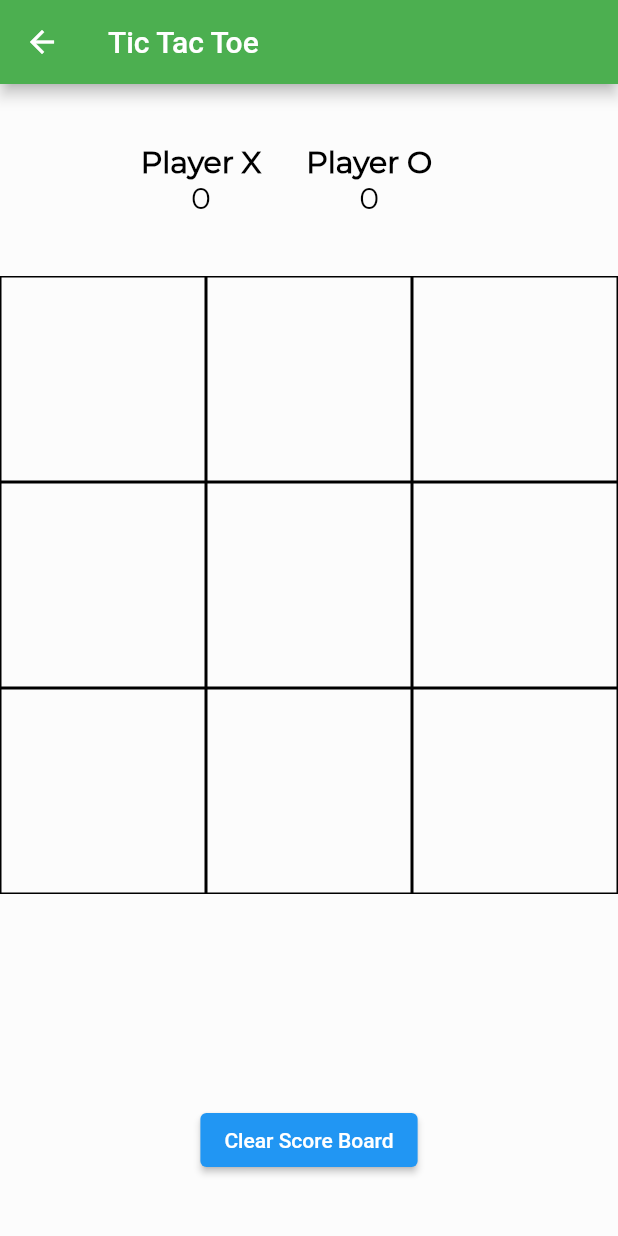
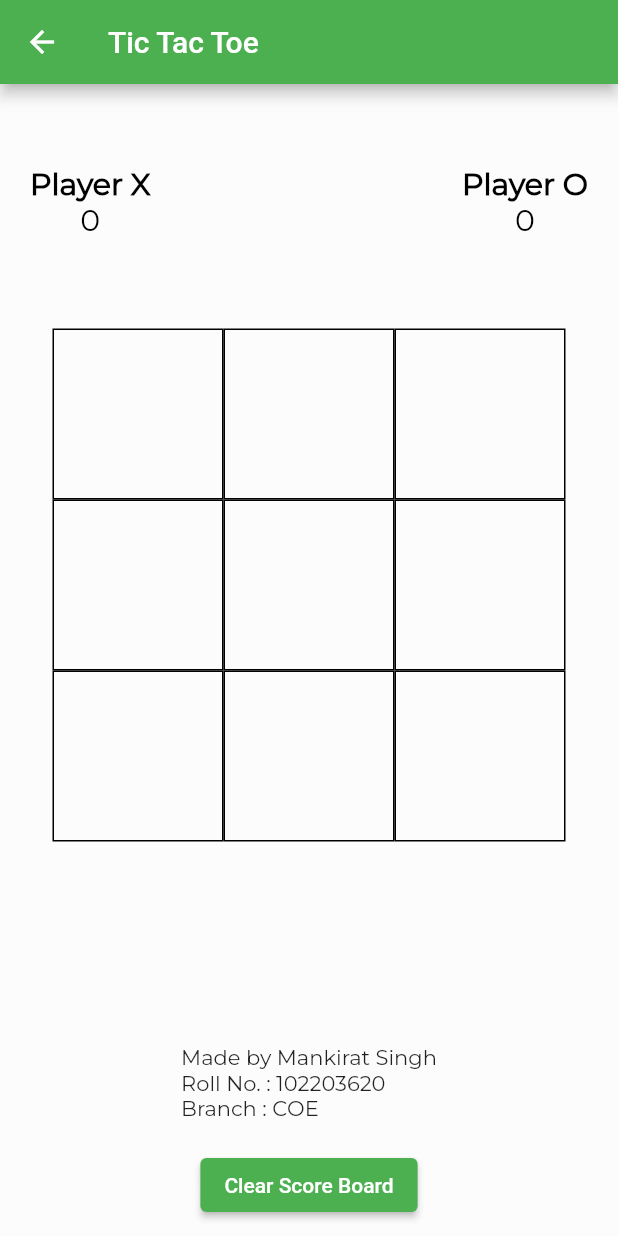
Before and after one commit to MankiratSingh1315/GameZone, a Flutter app: the TicTacToe screen opened directly, on a phone screen of 412 x 824 dp. Run offline on Flutter 3.47's test engine with Material 2 defaults, Android fonts, the phone set to English and light mode, and no system bars; missing offline and left inert: tic_tac_toe_game.

Commit message:
App completed

```diff
--- a/lib/tictactoe.dart
+++ b/lib/tictactoe.dart
@@ -35,7 +35,7 @@ class _TicTacToeState extends State<TicTacToe> {
                 mainAxisAlignment: MainAxisAlignment.center,
                 children: <Widget>[
                   Padding(
-                    padding: const EdgeInsets.all(0.0),
+                    padding: const EdgeInsets.only(top: 30.0, left: 20),
                     child: Column(
                       mainAxisAlignment: MainAxisAlignment.center,
                       children: <Widget>[
@@ -55,8 +55,9 @@ class _TicTacToeState extends State<TicTacToe> {
                       ],
                     ),
                   ),
+                  Spacer(),
                   Padding(
-                    padding: const EdgeInsets.all(30.0),
+                    padding: const EdgeInsets.only(top: 30.0, right: 20),
                     child: Column(
                       mainAxisAlignment: MainAxisAlignment.center,
                       children: <Widget>[
@@ -80,7 +81,10 @@ class _TicTacToeState extends State<TicTacToe> {
           ),
           Expanded(
             flex: 4,
+            child: Padding(
+              padding: const EdgeInsets.all(35.0),
               child: GridView.builder(
+                  physics: NeverScrollableScrollPhysics(),
                   itemCount: 9,
                   gridDelegate: SliverGridDelegateWithFixedCrossAxisCount(
                       crossAxisCount: 3, childAspectRatio: 1),
@@ -91,8 +95,8 @@ class _TicTacToeState extends State<TicTacToe> {
                       },
                       child: Container(
                         decoration: BoxDecoration(
-                          border:
-                              Border.all(color: Color.fromARGB(255, 0, 0, 0))),
+                            border: Border.all(
+                                color: Color.fromARGB(255, 0, 0, 0))),
                         child: Center(
                           child: Text(
                             displayElement[index],
@@ -105,19 +109,30 @@ class _TicTacToeState extends State<TicTacToe> {
                     );
                   }),
             ),
-          Expanded(
-            child: Container(
+          ),
+          Container(
+            height: 50,
+            child: Text(
+                'Made by Mankirat Singh\nRoll No. : 102203620\nBranch : COE'),
+          ),
+          SizedBox(height: 20),
+          Container(
             child: Row(
               mainAxisAlignment: MainAxisAlignment.center,
               children: <Widget>[
-                  ElevatedButton(
+                Padding(
+                  padding: const EdgeInsets.only(bottom: 10),
+                  child: ElevatedButton(
                       onPressed: _clearScoreBoard,
-                    child: Text("Clear Score Board"),
+                      child: Text(
+                        "Clear Score Board",
+                      ),
+                      style: ElevatedButton.styleFrom(
+                          backgroundColor: Colors.green)),
                 ),
               ],
             ),
           ),
-          )
         ],
       ),
     );
```
Also changed, not shown: lib/flip the coin.dart (added, +94 -0 lines), lib/homepage.dart (+24 -3 lines), lib/rollthedice.dart (+11 -5 lines), pubspec.yaml (+19 -0 lines), assets/images/1.png, assets/images/flip the coin.jpg (added), assets/images/icon.jpeg (added), pubspec.lock, 44 other files. Lines whose indentation alone changed are shown as unchanged.
